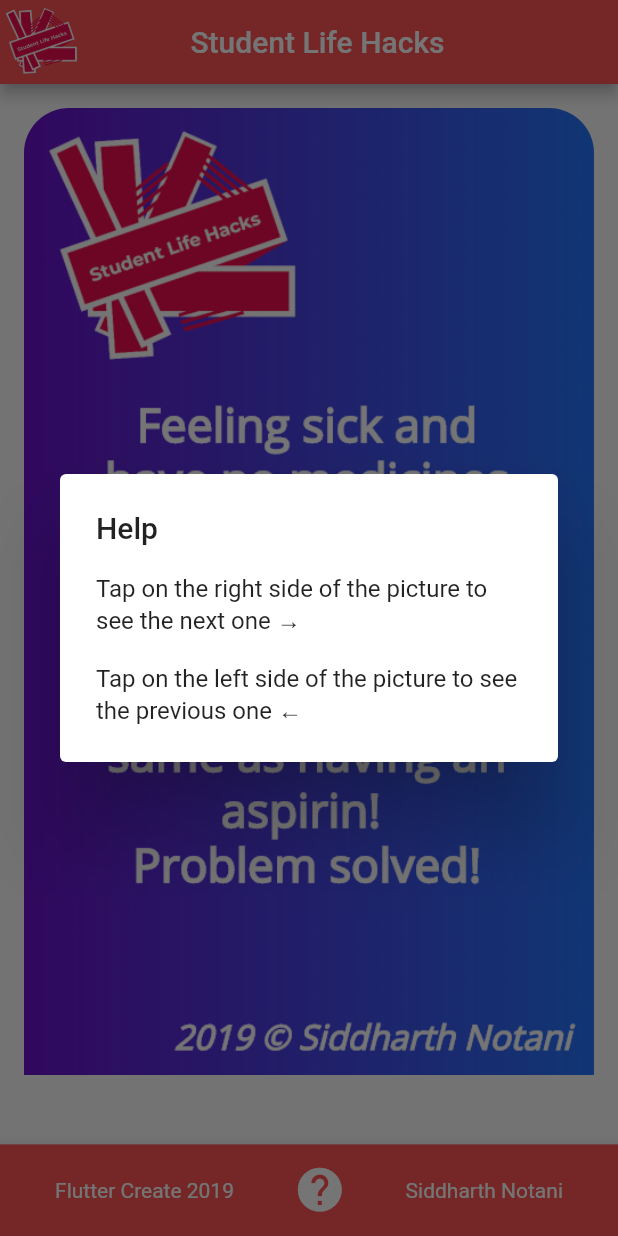
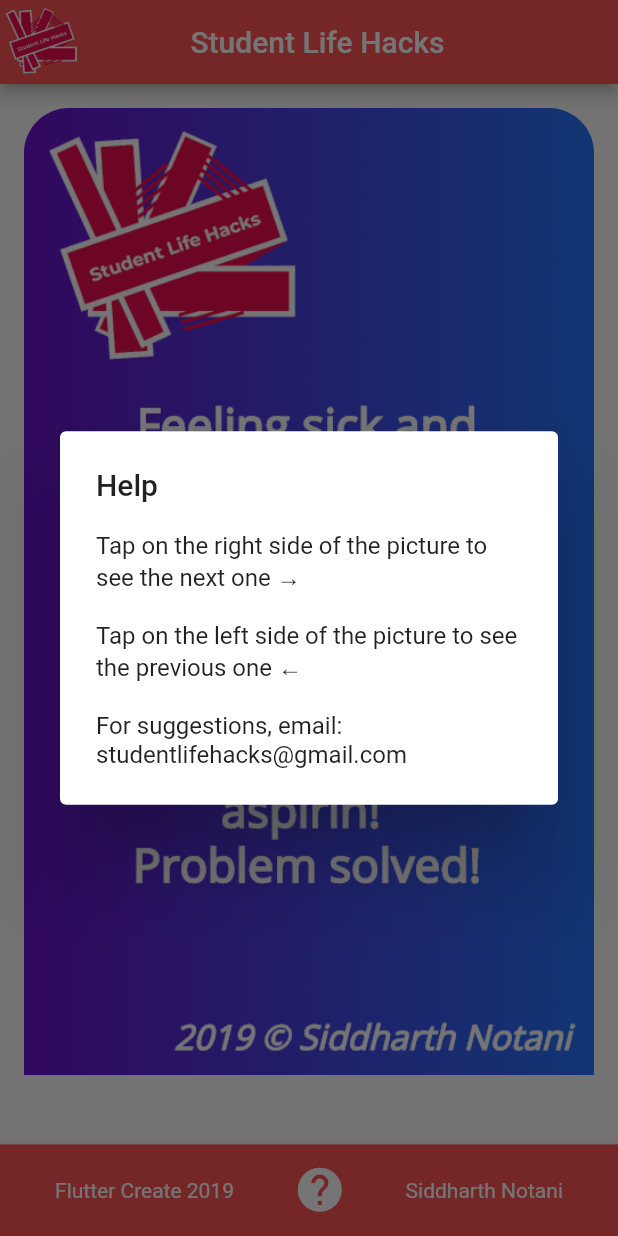
Before and after one commit to Animesh-Barai/LifeHacksFlutterApp, a Flutter app: the screen it shows after launch, after a tap on the "help" icon, on a phone screen of 412 x 824 dp. Run offline on Flutter 3.47's test engine with Material 2 defaults, Android fonts, the phone set to English and light mode, and no system bars.

Commit message:
Update main.dart

```diff
--- a/lib/main.dart
+++ b/lib/main.dart
@@ -32,7 +32,8 @@
         builder: (_) => new AlertDialog(
           title: new Text("Help"),
           content: new Text("Tap on the right side of the picture to see the next one →"
-                  "\n\nTap on the left side of the picture to see the previous one ←"),
+                  "\n\nTap on the left side of the picture to see the previous one ←"
+                  "\n\nFor suggestions, email: studentlifehacks@gmail.com"),
         )
     );
   }
```
